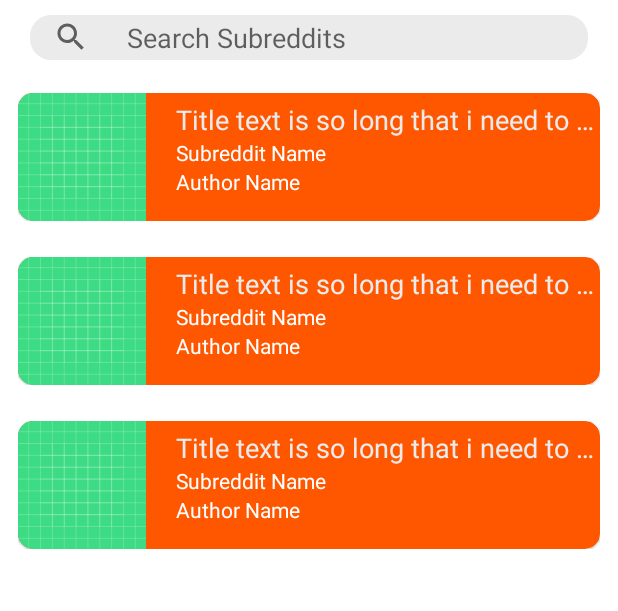
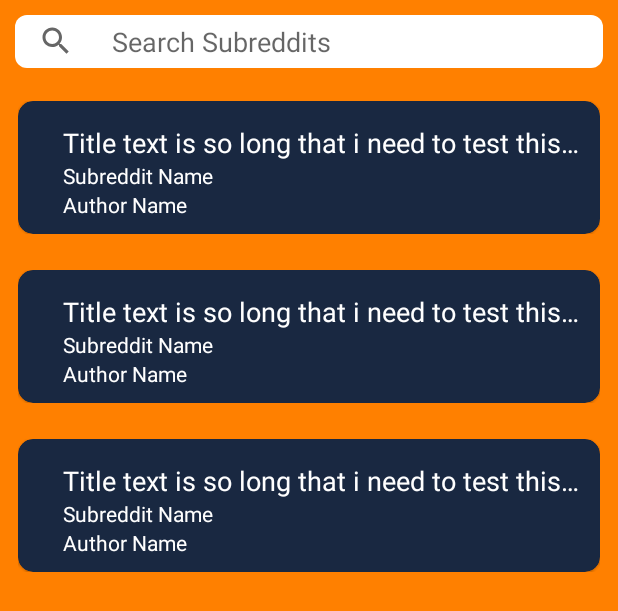
Before and after one commit to 11Kira/RedditSearch, an Android app: the layout activity_main.xml on its own in the app's theme, with its tools: preview values and no code run, on a phone screen of 412 x 824 dp. Shown: the top 611 px of the screen. Run offline under Robolectric (Android 15) with nearby library versions, the phone set to English and light mode, and no system bars.

Commit message:
#result-display: updated layout and views, added onclick listener on list items

```diff
--- a/app/build.gradle
+++ b/app/build.gradle
@@ -48,6 +48,7 @@ dependencies {
 
     // coil
     implementation 'io.coil-kt:coil:1.0.0'
+    implementation "io.coil-kt:coil-gif:1.3.2"
 
     // lifecycle
     implementation 'androidx.lifecycle:lifecycle-extensions:2.2.0'
--- a/app/src/main/java/com/test/redditsearch/MainActivity.kt
+++ b/app/src/main/java/com/test/redditsearch/MainActivity.kt
@@ -1,5 +1,7 @@
 package com.test.redditsearch
 
+import android.content.Intent
+import android.net.Uri
 import androidx.appcompat.app.AppCompatActivity
 import android.os.Bundle
 import android.util.Log
@@ -40,11 +42,18 @@ class MainActivity : AppCompatActivity() {
      * Initializes the recyclerView
      */
     private fun initRecyclerView(subredditList: List<ApiSubredditResponse>) {
+        val baseRedditUrl = "https://www.reddit.com"
         subredditListAdapter = RedditListAdapter(subredditList)
         binding.repoList.apply {
             layoutManager = LinearLayoutManager(context)
             setHasFixedSize(true)
             adapter = subredditListAdapter
+        }
+        subredditListAdapter.onItemClick = { subreddit ->
+            val url = baseRedditUrl.plus(subreddit.permalink)
+            startActivity(Intent(Intent.ACTION_VIEW).apply {
+                data = Uri.parse(url)
+            })
         }
     }
 
--- a/app/src/main/java/com/test/redditsearch/RedditListAdapter.kt
+++ b/app/src/main/java/com/test/redditsearch/RedditListAdapter.kt
@@ -1,9 +1,11 @@
 package com.test.redditsearch
 
 import android.view.LayoutInflater
+import android.view.View
 import android.view.ViewGroup
 import androidx.databinding.DataBindingUtil
 import androidx.recyclerview.widget.RecyclerView
+import coil.load
 import com.test.redditsearch.core.response.ApiSubredditResponse
 import com.test.redditsearch.databinding.ListItemSubredditBinding
 import com.test.redditsearch.subreddit.Subreddit
@@ -21,11 +23,19 @@ class RedditListAdapter(
 
     override fun onBindViewHolder(holder: ViewHolder, position: Int) {
         if (itemCount > 0) {
-            val subredditResponse = subredditList[position]
+            val subreddit = subredditList[position].data
+            val author = "Posted by: "
             holder.apply {
-                binding.titleTxt.text = subredditResponse.data.title
-                binding.subredditName.text = subredditResponse.data.subredditNamePrefixed
-                binding.authorTxt.text = subredditResponse.data.author
+                binding.titleTxt.text = subreddit.title
+                binding.subredditName.text = subreddit.subredditNamePrefixed
+                binding.authorTxt.text = author.plus(subreddit.author)
+                if (subreddit.imageUrl?.isNotBlank() == true) {
+                    binding.thumbImg.visibility = View.VISIBLE
+                    binding.thumbImg.load(subreddit.imageUrl) {
+                        crossfade(true)
+                        placeholder(R.drawable.ic_launcher_background)
+                    }
+                }
             }
         }
     }
@@ -49,7 +59,7 @@ class RedditListAdapter(
     ) : RecyclerView.ViewHolder(binding.root) {
         init {
             itemView.setOnClickListener {
-                //onItemClick?.invoke(subredditList[bindingAdapterPosition])
+                onItemClick?.invoke(subredditList[bindingAdapterPosition].data)
             }
         }
     }
--- a/app/src/main/res/drawable/rounded_gray_bg.xml
+++ b/app/src/main/res/drawable/rounded_gray_bg.xml
@@ -2,7 +2,7 @@
 <shape xmlns:android="http://schemas.android.com/apk/res/android"
     android:shape="rectangle" >
 
-    <solid android:color="#ebebeb" />
-    <corners android:radius="14dp" />
+    <solid android:color="@color/white" />
+    <corners android:radius="8dp" />
 
 </shape>
--- a/app/src/main/res/layout/activity_main.xml
+++ b/app/src/main/res/layout/activity_main.xml
@@ -4,6 +4,7 @@
     xmlns:tools="http://schemas.android.com/tools">
 
     <androidx.constraintlayout.widget.ConstraintLayout
+        android:background="#ff8000"
         android:layout_width="match_parent"
         android:layout_height="match_parent">
 
@@ -12,8 +13,8 @@
             android:hint="Search Subreddits"
             android:drawableStart="@drawable/ic_search"
             android:background="@drawable/rounded_gray_bg"
-            android:layout_marginStart="20dp"
-            android:layout_marginEnd="20dp"
+            android:layout_marginStart="10dp"
+            android:layout_marginEnd="10dp"
             app:layout_constraintTop_toTopOf="parent"
             app:layout_constraintStart_toStartOf="parent"
             app:layout_constraintEnd_toEndOf="parent"
@@ -24,7 +25,7 @@
             android:gravity="start|center_vertical"
             android:textAppearance="?android:textAppearanceMedium"
             android:layout_width="match_parent"
-            android:layout_height="30dp"/>
+            android:layout_height="35dp"/>
 
         <androidx.recyclerview.widget.RecyclerView
             android:layout_marginTop="10dp"
--- a/app/src/main/res/layout/list_item_subreddit.xml
+++ b/app/src/main/res/layout/list_item_subreddit.xml
@@ -9,7 +9,7 @@
         android:layout_height="wrap_content">
 
         <com.google.android.material.card.MaterialCardView
-            app:cardBackgroundColor="#FF5700"
+            app:cardBackgroundColor="#192841"
             app:cardCornerRadius="10dp"
             android:elevation="50dp"
             app:layout_constraintStart_toStartOf="parent"
@@ -19,23 +19,15 @@
             tools:visibility="visible">
 
             <androidx.constraintlayout.widget.ConstraintLayout
+                android:layout_margin="10dp"
                 android:layout_width="match_parent"
                 android:layout_height="wrap_content"
                 android:gravity="center_vertical"
                 android:orientation="horizontal">
 
-                <androidx.appcompat.widget.AppCompatImageView
-                    android:id="@+id/thumbImg"
-                    android:layout_width="85dp"
-                    android:layout_height="85dp"
-                    android:layout_alignParentStart="true"
-                    android:src="@drawable/ic_launcher_background"
-                    app:layout_constraintStart_toStartOf="parent"
-                    app:layout_constraintTop_toTopOf="parent" />
-
                 <com.google.android.material.textview.MaterialTextView
                     android:layout_marginTop="5dp"
-                    android:textColor="#ebebeb"
+                    android:textColor="@color/white"
                     android:layout_marginStart="20dp"
                     android:id="@+id/titleTxt"
                     android:layout_width="0dp"
@@ -43,7 +35,7 @@
                     android:layout_centerVertical="false"
                     app:layout_constraintTop_toTopOf="parent"
                     app:layout_constraintEnd_toEndOf="parent"
-                    app:layout_constraintStart_toEndOf="@id/thumbImg"
+                    app:layout_constraintStart_toStartOf="parent"
                     android:textAppearance="@style/TextAppearance.AppCompat.Medium"
                     tools:text="Title text is so long that i need to test this one out"
                     android:ellipsize="end"
@@ -59,7 +51,7 @@
                     android:layout_height="wrap_content"
                     android:layout_centerVertical="false"
                     app:layout_constraintEnd_toEndOf="parent"
-                    app:layout_constraintStart_toEndOf="@id/thumbImg"
+                    app:layout_constraintStart_toStartOf="parent"
                     app:layout_constraintTop_toBottomOf="@id/titleTxt"
                     tools:text="Subreddit Name" />
 
@@ -73,9 +65,21 @@
                     android:layout_height="wrap_content"
                     android:layout_centerVertical="false"
                     app:layout_constraintEnd_toEndOf="parent"
-                    app:layout_constraintStart_toEndOf="@id/thumbImg"
+                    app:layout_constraintStart_toStartOf="parent"
                     app:layout_constraintTop_toBottomOf="@id/subredditName"
                     tools:text="Author Name" />
+
+                <androidx.appcompat.widget.AppCompatImageView
+                    android:visibility="gone"
+                    android:layout_marginTop="20dp"
+                    android:id="@+id/thumbImg"
+                    android:layout_width="match_parent"
+                    android:layout_height="wrap_content"
+                    android:minHeight="200dp"
+                    android:layout_alignParentStart="true"
+                    android:src="@drawable/ic_launcher_background"
+                    app:layout_constraintStart_toStartOf="parent"
+                    app:layout_constraintTop_toBottomOf="@id/authorTxt" />
 
             </androidx.constraintlayout.widget.ConstraintLayout>
 
```
